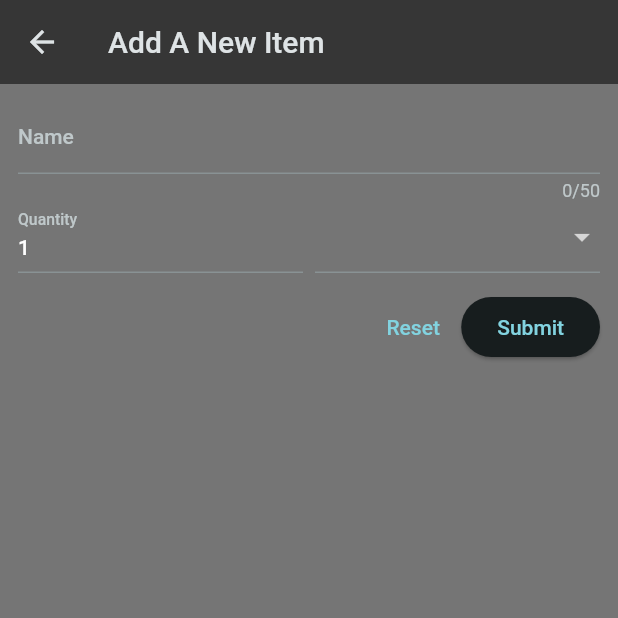
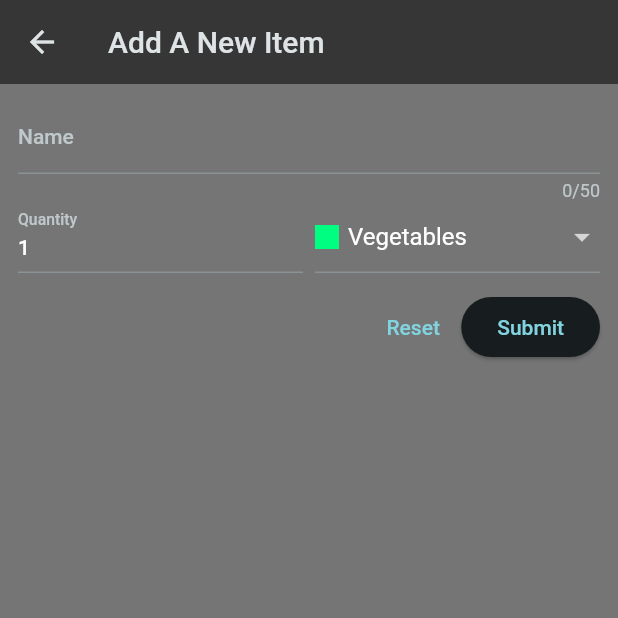
Before and after one commit to Skoomatron/FlutterGroceries, a Flutter app: the screen it shows after launch, after a tap on the "add" icon, on a phone screen of 412 x 824 dp, the top half of it. Run offline on Flutter 3.47's test engine with Material 2 defaults, Android fonts, the phone set to English and light mode, and no system bars.

Commit message:
Basic CRUD functionality working

```diff
--- a/lib/screens/grocery_list_screen.dart
+++ b/lib/screens/grocery_list_screen.dart
@@ -1,7 +1,8 @@
 import 'package:flutter/material.dart';
 
-import 'package:shopping_list/data/dummy_items.dart';
 import 'package:shopping_list/screens/new_item_screen.dart';
+
+import '../models/grocery_item.dart';
 
 class GroceryListScreen extends StatefulWidget {
   const GroceryListScreen({super.key});
@@ -13,9 +14,24 @@ class GroceryListScreen extends StatefulWidget {
 }
 
 class _GroceryListScreenState extends State<GroceryListScreen> {
+  final List<GroceryItem> _groceryItems = [];
 
-  void _addItem() {
-    Navigator.of(context).push(MaterialPageRoute(builder: (ctx) => const NewItemScreen()));
+  void _addItem() async {
+    final newItem = await Navigator.of(context).push<GroceryItem>(
+        MaterialPageRoute(builder: (ctx) => const NewItemScreen()));
+    if (newItem == null) {
+      return;
+    }
+
+    setState(() {
+      _groceryItems.add(newItem);
+    });
+  }
+
+  void _removeItem(GroceryItem item) {
+    setState(() {
+      _groceryItems.remove(item);
+    });
   }
 
   @override
@@ -23,23 +39,25 @@ class _GroceryListScreenState extends State<GroceryListScreen> {
     return Scaffold(
       appBar: AppBar(
         title: const Text('Your Groceries'),
-        actions: [
-          IconButton(
-              onPressed: _addItem,
-              icon: Icon(Icons.add))
-        ],
+        actions: [IconButton(onPressed: _addItem, icon: Icon(Icons.add))],
       ),
       body: ListView.builder(
-        itemCount: groceryItems.length,
-        itemBuilder: (ctx, index) => ListTile(
-          title: Text(groceryItems[index].name),
-          leading: Container(
-            width: 24,
-            height: 24,
-            color: groceryItems[index].category.color,
-          ),
-          trailing: Text(
-            groceryItems[index].quantity.toString(),
+        itemCount: _groceryItems.length,
+        itemBuilder: (ctx, index) => Dismissible(
+          onDismissed: (direction) {
+            _removeItem(_groceryItems[index]);
+          },
+          key: ValueKey(_groceryItems[index].id),
+          child: ListTile(
+            title: Text(_groceryItems[index].name),
+            leading: Container(
+              width: 24,
+              height: 24,
+              color: _groceryItems[index].category.color,
+            ),
+            trailing: Text(
+              _groceryItems[index].quantity.toString(),
+            ),
           ),
         ),
       ),
--- a/lib/screens/new_item_screen.dart
+++ b/lib/screens/new_item_screen.dart
@@ -1,5 +1,7 @@
 import 'package:flutter/material.dart';
 import 'package:shopping_list/data/categories.dart';
+import 'package:shopping_list/models/category.dart';
+import 'package:shopping_list/models/grocery_item.dart';
 
 class NewItemScreen extends StatefulWidget {
   const NewItemScreen({super.key});
@@ -11,6 +13,23 @@ class NewItemScreen extends StatefulWidget {
 }
 
 class _NewItemScreenState extends State<NewItemScreen> {
+  final _formKey = GlobalKey<FormState>();
+
+  var _enteredName = "";
+  var _enteredQuantity = 1;
+  var _selectedCategory = categories[Categories.vegetables]!;
+
+  void _saveItem() {
+    if (_formKey.currentState!.validate()) {
+      _formKey.currentState!.save();
+      Navigator.of(context).pop(GroceryItem(
+          id: DateTime.now().toString(),
+          name: _enteredName,
+          quantity: _enteredQuantity,
+          category: _selectedCategory));
+    }
+  }
+
   @override
   Widget build(BuildContext context) {
     return Scaffold(
@@ -22,6 +41,7 @@ class _NewItemScreenState extends State<NewItemScreen> {
       body: Padding(
         padding: const EdgeInsets.all(12),
         child: Form(
+          key: _formKey,
           child: Column(
             children: [
               TextFormField(
@@ -38,6 +58,9 @@ class _NewItemScreenState extends State<NewItemScreen> {
                   }
                   return null;
                 },
+                onSaved: (value) {
+                  _enteredName = value!;
+                },
               ),
               Row(
                 crossAxisAlignment: CrossAxisAlignment.end,
@@ -53,17 +76,23 @@ class _NewItemScreenState extends State<NewItemScreen> {
                         }
                         return null;
                       },
+                      keyboardType: TextInputType.number,
                       decoration: const InputDecoration(
                         label: Text("Quantity"),
                       ),
-                      initialValue: "1",
+                      onSaved: (value) {
+                        _enteredQuantity = int.parse(value!);
+                      },
+                      initialValue: _enteredQuantity.toString(),
                     ),
                   ),
                   const SizedBox(
                     width: 8,
                   ),
                   Expanded(
-                    child: DropdownButtonFormField(items: [
+                    child: DropdownButtonFormField(
+                      value: _selectedCategory,
+                      items: [
                         for (final category in categories.entries)
                           DropdownMenuItem(
                             value: category.value,
@@ -81,7 +110,13 @@ class _NewItemScreenState extends State<NewItemScreen> {
                               ],
                             ),
                           ),
-                    ], onChanged: (value) {}),
+                      ],
+                      onChanged: (value) {
+                        setState(() {
+                          _selectedCategory = value!;
+                        });
+                      },
+                    ),
                   ),
                 ],
               ),
@@ -91,8 +126,13 @@ class _NewItemScreenState extends State<NewItemScreen> {
               Row(
                 mainAxisAlignment: MainAxisAlignment.end,
                 children: [
-                  TextButton(onPressed: () {}, child: const Text("Reset")),
-                  ElevatedButton(onPressed: () {}, child: const Text("Submit")),
+                  TextButton(
+                      onPressed: () {
+                        _formKey.currentState!.reset();
+                      },
+                      child: const Text("Reset")),
+                  ElevatedButton(
+                      onPressed: _saveItem, child: const Text("Submit")),
                 ],
               )
             ],
```
Lines whose indentation alone changed are shown as unchanged.
